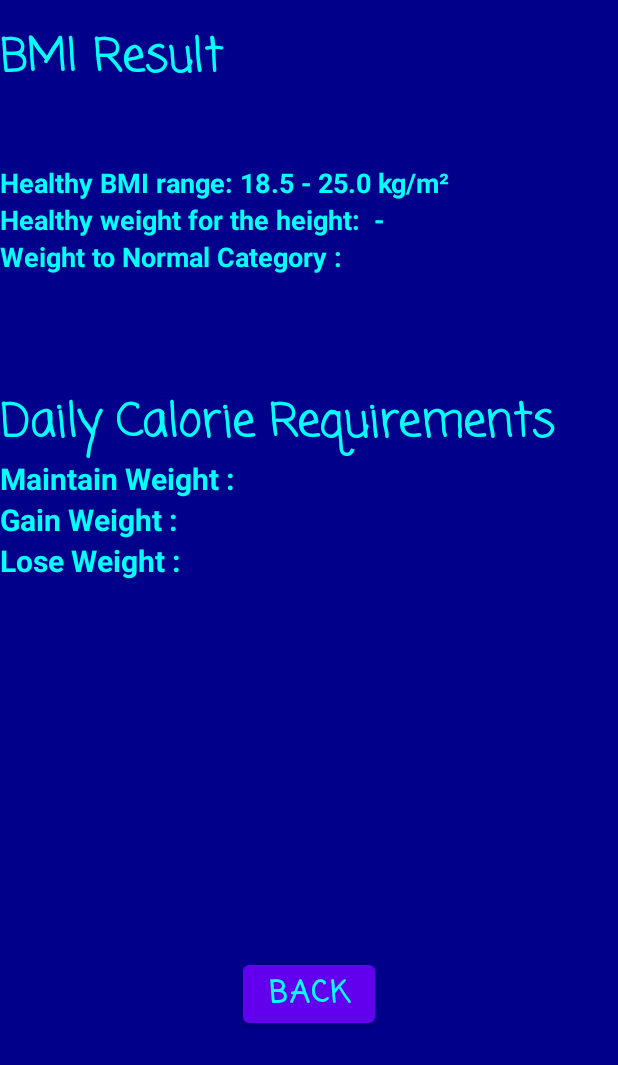
After one commit to hitmanrebornict/mab-group-project, an Android app: the layout activity_result.xml on its own in the app's theme, with its tools: preview values and no code run, on a phone screen of 412 x 824 dp. The commit adds this screen. Shown: the top 1065 px of the screen. Run offline under Robolectric (Android 15) with nearby library versions, the phone set to English and light mode, and no system bars; plain views replace HalfCircleView.

Commit message:
feat: Combine with Kelvin's work

```diff
--- a/app/src/main/AndroidManifest.xml
+++ b/app/src/main/AndroidManifest.xml
@@ -15,6 +15,12 @@
         android:supportsRtl="true"
         android:theme="@style/Theme.Mabgroupproject"
         tools:targetApi="31">
+        <activity
+            android:name=".ResultActivity"
+            android:exported="false" />
+        <activity
+            android:name=".bmiActivity"
+            android:exported="false" />
         <activity
             android:name=".SearchFoodModule"
             android:exported="false" />
--- a/app/src/main/res/layout/activity_main.xml
+++ b/app/src/main/res/layout/activity_main.xml
@@ -32,10 +32,10 @@
         android:layout_marginBottom="16dp" />
 
     <Button
-        android:id="@+id/button_placeholder_1"
+        android:id="@+id/button_bmi"
         android:layout_width="wrap_content"
         android:layout_height="wrap_content"
-        android:text="Placeholder Button 1"
+        android:text="BMI and Calories Calculator"
         android:layout_gravity="center_horizontal"
         android:layout_marginTop="16dp"
         android:layout_marginBottom="16dp" />
--- /dev/null
+++ b/app/src/main/res/layout/activity_result.xml
@@ -0,0 +1,247 @@
+<?xml version="1.0" encoding="utf-8"?>
+<LinearLayout xmlns:android="http://schemas.android.com/apk/res/android"
+    xmlns:app="http://schemas.android.com/apk/res-auto"
+    xmlns:tools="http://schemas.android.com/tools"
+    android:layout_width="match_parent"
+    android:layout_height="match_parent"
+    android:orientation="vertical"
+    android:background="#00008B"
+    tools:context=".ResultActivity">
+
+    <TextView
+        android:text="BMI Result"
+        android:layout_width="match_parent"
+        android:layout_height="wrap_content"
+        android:textColor="#00FFFF"
+        android:textSize="30sp"
+        android:textStyle="bold"
+        app:fontFamily="casual"
+        android:layout_marginTop="16dp"/>
+
+
+    <LinearLayout
+        android:layout_width="wrap_content"
+        android:layout_height="wrap_content"
+        android:orientation="horizontal">
+
+        <TextView
+            android:id="@+id/bmiResult"
+            android:layout_width="match_parent"
+            android:layout_height="wrap_content"
+            android:text=""
+            android:textColor="#00FFFF"
+            android:textSize="20sp"
+            android:textStyle="bold"
+            />
+
+        <Space
+            android:layout_width="20dp"
+            android:layout_height="1dp"/>
+
+        <TextView
+            android:id="@+id/bmiCategory"
+            android:layout_width="match_parent"
+            android:layout_height="wrap_content"
+            android:text=""
+            android:textColor="#00FFFF"
+            android:textSize="20sp"
+            android:textStyle="bold"
+            />
+
+    </LinearLayout>
+
+    <!--    <my.edu.utar.g3.HalfCircleView-->
+    <!--        android:id="@+id/halfCircleView"-->
+    <!--        android:layout_width="100dp"-->
+    <!--        android:layout_height="100dp"-->
+    <!--        android:layout_centerHorizontal="true"/>-->
+
+    <Space
+        android:layout_width="1dp"
+        android:layout_height="20dp"/>
+
+    <TextView
+        android:id="@+id/textView"
+        android:layout_width="match_parent"
+        android:layout_height="wrap_content"
+        android:textColor="#00FFFF"
+        android:textSize="18sp"
+        android:textStyle="bold"
+        android:text="Healthy BMI range: 18.5 - 25.0 kg/m²" />
+
+    <LinearLayout
+        android:layout_width="wrap_content"
+        android:layout_height="wrap_content"
+        android:orientation="horizontal">
+
+        <TextView
+            android:layout_width="match_parent"
+            android:layout_height="wrap_content"
+            android:text="Healthy weight for the height: "
+            android:textColor="#00FFFF"
+            android:textSize="18sp"
+            android:textStyle="bold" />
+
+        <TextView
+            android:id="@+id/LowerEnd"
+            android:layout_width="match_parent"
+            android:layout_height="wrap_content"
+            android:textColor="#00FFFF"
+            android:textSize="18sp"
+            android:textStyle="bold" />
+
+        <TextView
+            android:layout_width="match_parent"
+            android:layout_height="wrap_content"
+            android:textColor="#00FFFF"
+            android:text=" - "
+            android:textSize="18sp"
+            android:textStyle="bold" />
+
+        <TextView
+            android:id="@+id/UpperEnd"
+            android:layout_width="match_parent"
+            android:layout_height="wrap_content"
+            android:textColor="#00FFFF"
+            android:textSize="18sp"
+            android:textStyle="bold" />
+
+    </LinearLayout>
+
+
+    <LinearLayout
+        android:layout_width="match_parent"
+        android:layout_height="wrap_content"
+        android:orientation="horizontal">
+
+        <TextView
+            android:layout_width="wrap_content"
+            android:layout_height="wrap_content"
+            android:text="Weight to Normal Category : "
+            android:textColor="#00FFFF"
+            android:textSize="18sp"
+            android:textStyle="bold" />
+
+        <TextView
+            android:id="@+id/weightToNormal"
+            android:layout_width="wrap_content"
+            android:layout_height="wrap_content"
+            android:textColor="#00FFFF"
+            android:textSize="18sp"
+            android:textStyle="bold" />
+
+    </LinearLayout>
+
+    <Space
+        android:layout_width="1dp"
+        android:layout_height="60dp"/>
+
+    <TextView
+        android:text="Daily Calorie Requirements"
+        android:layout_width="match_parent"
+        android:layout_height="wrap_content"
+        android:textColor="#00FFFF"
+        android:textSize="30sp"
+        android:textStyle="bold"
+        app:fontFamily="casual"
+        android:layout_marginTop="16dp"/>
+
+    <LinearLayout
+        android:layout_width="match_parent"
+        android:layout_height="wrap_content"
+        android:orientation="horizontal">
+
+        <TextView
+            android:layout_width="wrap_content"
+            android:layout_height="wrap_content"
+            android:text="Maintain Weight : "
+            android:textColor="#00FFFF"
+            android:textStyle="bold"
+            android:textSize="20sp" />
+
+        <Space
+            android:layout_width="20dp"
+            android:layout_height="20dp"/>
+
+        <TextView
+            android:id="@+id/maintainCalories"
+            android:layout_width="wrap_content"
+            android:layout_height="wrap_content"
+            android:text=""
+            android:textColor="#00FFFF"
+            android:textSize="20sp"
+            android:textStyle="bold"
+            />
+
+    </LinearLayout>
+
+    <LinearLayout
+        android:layout_width="match_parent"
+        android:layout_height="wrap_content"
+        android:orientation="horizontal">
+
+        <TextView
+            android:layout_width="wrap_content"
+            android:layout_height="wrap_content"
+            android:text="Gain Weight : "
+            android:textColor="#00FFFF"
+            android:textStyle="bold"
+            android:textSize="20sp" />
+
+        <Space
+            android:layout_width="60dp"
+            android:layout_height="20dp"/>
+
+        <TextView
+            android:id="@+id/gainCalories"
+            android:layout_width="wrap_content"
+            android:layout_height="wrap_content"
+            android:textColor="#00FFFF"
+            android:textStyle="bold"
+            android:textSize="20sp" />
+    </LinearLayout>
+
+    <LinearLayout
+        android:layout_width="match_parent"
+        android:layout_height="wrap_content"
+        android:orientation="horizontal">
+
+        <TextView
+            android:layout_width="wrap_content"
+            android:layout_height="wrap_content"
+            android:text="Lose Weight : "
+            android:textColor="#00FFFF"
+            android:textStyle="bold"
+            android:textSize="20sp" />
+
+        <Space
+            android:layout_width="55dp"
+            android:layout_height="20dp"/>
+
+        <TextView
+            android:id="@+id/loseCalories"
+            android:layout_width="wrap_content"
+            android:layout_height="wrap_content"
+            android:textColor="#00FFFF"
+            android:textStyle="bold"
+            android:textSize="20sp" />
+    </LinearLayout>
+
+
+    <Space
+        android:layout_width="1dp"
+        android:layout_height="250dp"/>
+
+    <Button
+        android:id="@+id/backButton"
+        android:layout_width="wrap_content"
+        android:layout_height="wrap_content"
+        android:layout_gravity="center_horizontal"
+        android:text="Back"
+        android:textColor="#00FFFF"
+        android:textSize="20sp"
+        android:textStyle="bold"
+        app:fontFamily="casual" />
+
+
+</LinearLayout>
--- a/app/src/main/res/values/colors.xml
+++ b/app/src/main/res/values/colors.xml
@@ -7,4 +7,9 @@
     <color name="teal_700">#FF018786</color>
     <color name="black">#FF000000</color>
     <color name="white">#FFFFFFFF</color>
+    <color name="red">#FF0000</color>
+    <color name="pink">#FFC0CB</color>
+    <color name="yellow">#FFFF00</color>
+    <color name="green">#00ff00</color>
+    <color name="dark_red"> #8B0000</color>
 </resources>
```
Also changed, not shown: app/src/main/java/com/example/mab_group_project/MainActivity.java (+7 -0 lines), app/src/main/java/com/example/mab_group_project/ResultActivity.java (added, +95 -0 lines), app/src/main/java/com/example/mab_group_project/bmiActivity.java (added, +238 -0 lines), app/src/main/res/layout/activity_bmi.xml (added, +129 -0 lines).
